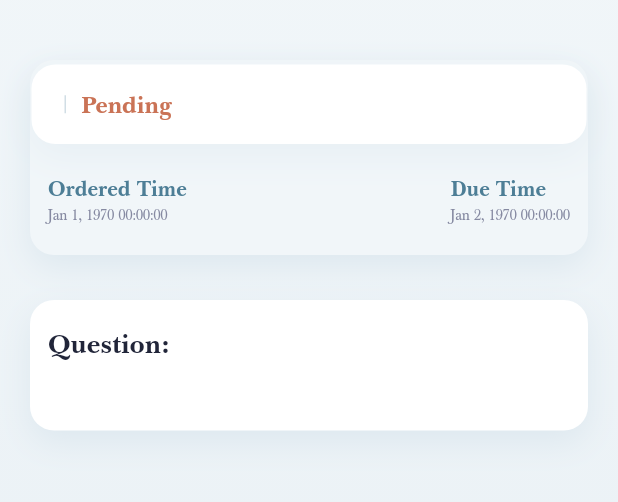
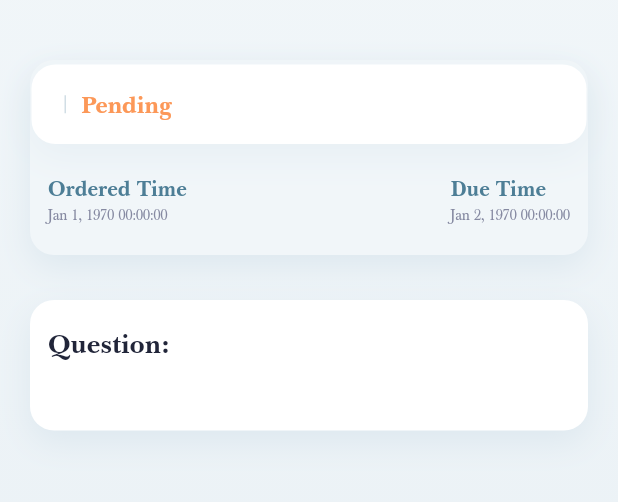
Before and after one commit to FateWuLov/lightlightgo, a Flutter app: the OrderSuccessPage screen opened directly, after a tap on "View Details", on a phone screen of 412 x 824 dp, the part 66-568 px from its top. Run offline on Flutter 3.47's test engine with Material 2 defaults, Android fonts, the phone set to English and light mode, and no system bars; drawn by our look-alikes of pull_to_refresh; our stand-ins replace auto_size_text, bot_toast, cached_network_image, dio, event_bus, get and 4 more; missing offline and left inert: devicelocale, encrypt; accounts and stored records are empty; network calls fail.

Commit message:
订单状态文字颜色修改

```diff
--- a/lib/common/styles.dart
+++ b/lib/common/styles.dart
@@ -73,13 +73,13 @@ class GlobalColors {
   static const Color tarotSection = Colors.black;
   static const Color tarotBorder = Color.fromRGBO(186, 126, 91, 1);
 
-  static const Color orderPending = Color.fromRGBO(202, 115, 86, 1);
-  static const Color orderExpired = Color.fromRGBO(64, 98, 154, 1);
-  static const Color orderCanceled = Color.fromRGBO(103, 106, 152, 1);
-  static const Color orderAwaitingReceipt = Color.fromRGBO(59, 127, 137, 1);
-  static const Color orderCompleted = Color.fromRGBO(93, 141, 90, 1);
-  static const Color orderDecline = Color.fromRGBO(182, 73, 73, 1);
-  static const Color orderDraft = Color.fromRGBO(59, 127, 137, 1);
+  static const Color orderPending = Color.fromRGBO(252, 152, 88, 1);
+  static const Color orderExpired = Color.fromRGBO(116, 111, 251, 1);
+  static const Color orderCanceled = Color.fromRGBO(178, 178, 178, 1);
+  static const Color orderAwaitingReceipt = Color.fromRGBO(255, 202, 41, 1);
+  static const Color orderCompleted = Color.fromRGBO(103, 214, 154, 1);
+  static const Color orderDecline = Color.fromRGBO(255, 117, 117, 1);
+  static const Color orderDraft = Color.fromRGBO(111, 187, 251, 1);
 
   static const Color coinsAvailable = Color.fromRGBO(251, 170, 123, 1);
   static const Color rateStarUnselected = Color.fromRGBO(87, 67, 48, 1);
```
